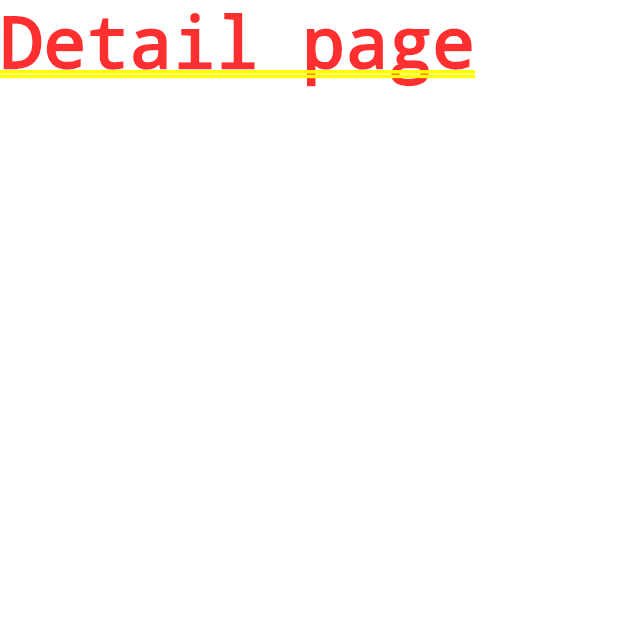
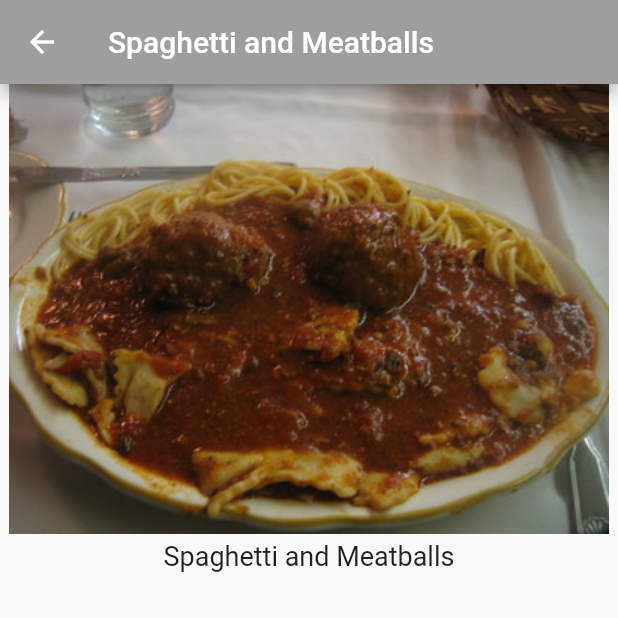
Before and after one commit to vinaytiparadi/flutter_recipes_01, a Flutter app: the screen it shows after launch, after a tap on "Spaghetti and Meatballs", on a phone screen of 412 x 824 dp, the top half of it. Run offline on Flutter 3.47's test engine with Material 2 defaults, Android fonts, the phone set to English and light mode, and no system bars.

Commit message:
create RecipeDetail class

```diff
--- a/lib/main.dart
+++ b/lib/main.dart
@@ -1,5 +1,6 @@
 import 'package:flutter/material.dart';
 import 'package:flutter_recipes_01/recipe.dart';
+import 'recipe_detail.dart';
 
 void main() {
   runApp(const RecipeApp());
@@ -76,8 +77,8 @@ class _MyHomePageState extends State<MyHomePage> {
                   MaterialPageRoute(
                     builder: (context) {
                       // 10
-                      // TODO: Replace return with return RecipeDetail()
-                      return Text('Detail page');
+                      return RecipeDetail(recipe: Recipe.samples[index]);
+
                     },
                   ),
                 );
--- /dev/null
+++ b/lib/recipe_detail.dart
@@ -0,0 +1,58 @@
+import 'package:flutter/material.dart';
+import 'recipe.dart';
+
+class RecipeDetail extends StatefulWidget {
+  final Recipe recipe;
+
+  const RecipeDetail({
+  Key? key,
+    required this.recipe,
+  }) : super(key: key);
+
+  @override
+  _RecipeDetailState createState() {
+    return _RecipeDetailState();
+  }
+}
+
+
+
+class _RecipeDetailState extends State<RecipeDetail> {
+  // TODO: Add _sliderVal here
+  @override
+  Widget build(BuildContext context) {
+    // 1
+    return Scaffold(
+        appBar: AppBar(
+          title: Text(widget.recipe.label),
+        ),
+    // 2
+    body: SafeArea(
+      // 3
+      child: Column(
+        children: <Widget>[
+        // 4
+        SizedBox(
+          height: 300,
+          width: double.infinity,
+          child: Image(
+            image: AssetImage(widget.recipe.imageUrl),
+          ),
+        ),
+        // 5
+        const SizedBox(
+          height: 4,
+        ),
+        // 6
+        Text(
+          widget.recipe.label,
+          style: const TextStyle(fontSize: 18),
+        ),
+        // TODO: Add Expanded
+          // TODO: Add Slider() here
+        ],
+      ),
+    ),
+    );
+  }
+}
```
